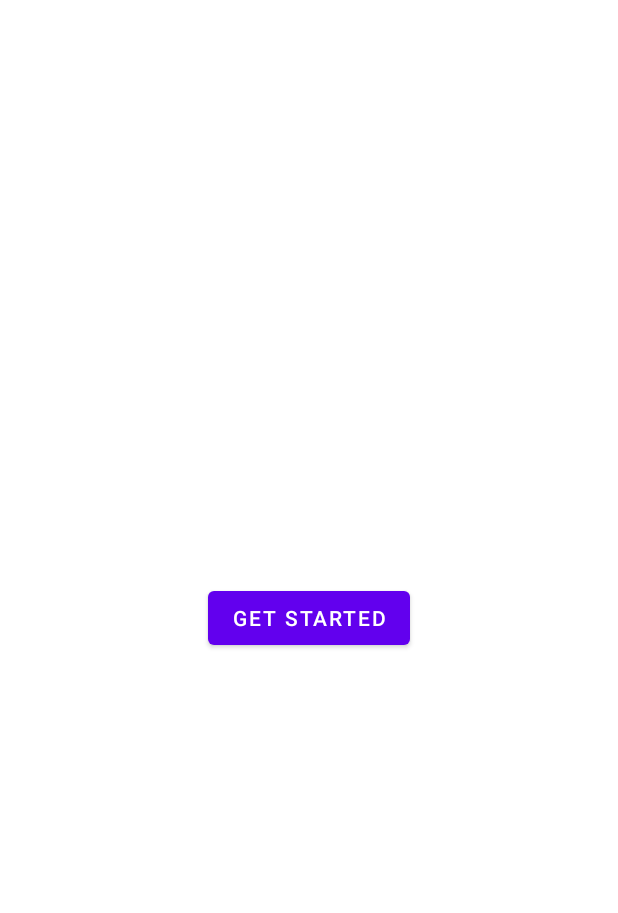
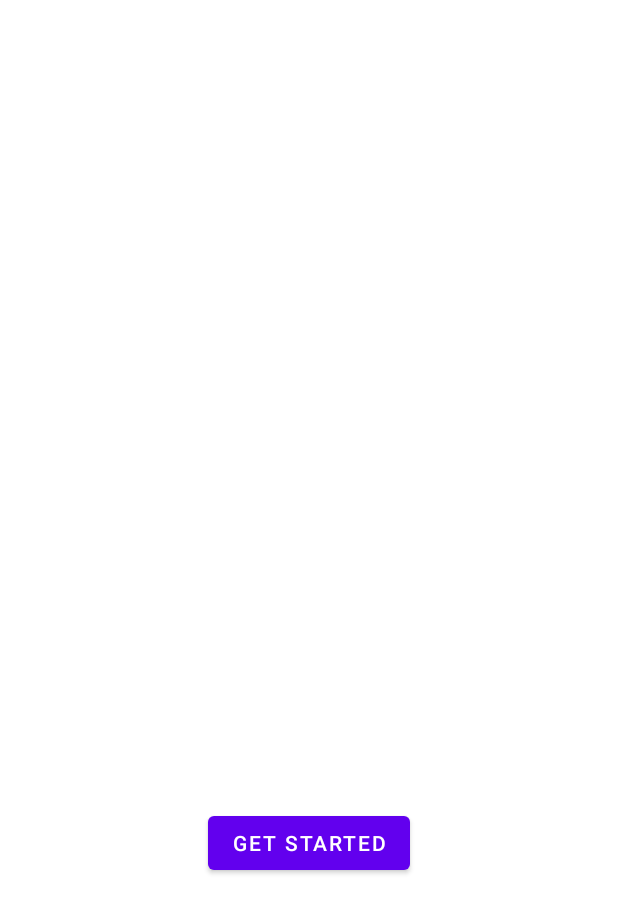
Before and after one commit to Van-illa03/clearanceproject, an Android app: the screen it shows after launch (FrontScreen), on a phone screen of 412 x 824 dp. Shown: the top 913 px of the screen. Run offline under Robolectric (Android 15) with nearby library versions, the light colour scheme and no system bars; Roboto replaces fonts that are not available here.

Commit message:
minor changes

```diff
--- a/app/src/main/java/cvsu/clearance/app/RegisterScreenAdmin.java
+++ b/app/src/main/java/cvsu/clearance/app/RegisterScreenAdmin.java
@@ -190,7 +190,7 @@ public class RegisterScreenAdmin extends AppCompatActivity {
 
                     else{
                         progressDialog.dismiss();
-                        Toast.makeText(RegisterScreenAdmin.this, "Registration Failed. Please try again later.", Toast.LENGTH_SHORT).show();
+                        Toast.makeText(RegisterScreenAdmin.this, "Registration Failed. Your CvSU email might be already in use.", Toast.LENGTH_SHORT).show();
 
                     }
                 }
@@ -206,7 +206,7 @@ public class RegisterScreenAdmin extends AppCompatActivity {
     private void ProceedToNextActivity() {
 
 
-        Intent intent= new Intent(RegisterScreenAdmin.this, AdminActivity.class);
+        Intent intent= new Intent(RegisterScreenAdmin.this,LoginScreen.class);
         intent.setFlags(Intent.FLAG_ACTIVITY_CLEAR_TASK|Intent.FLAG_ACTIVITY_NEW_TASK);
         startActivity(intent);
 
--- a/app/src/main/java/cvsu/clearance/app/RegisterScreenStaff.java
+++ b/app/src/main/java/cvsu/clearance/app/RegisterScreenStaff.java
@@ -166,6 +166,7 @@ public class RegisterScreenStaff extends AppCompatActivity {
                                 // Giving the user the role of staff
 
                                 userInfo.put("Role","Staff");
+                                userInfo.put("Verified","N");
 
 
                                 // Storing the information of user
@@ -191,7 +192,7 @@ public class RegisterScreenStaff extends AppCompatActivity {
 
                             else{
                                 progressDialog.dismiss();
-                                Toast.makeText(RegisterScreenStaff.this, "Registration Failed. Please try again later.", Toast.LENGTH_SHORT).show();
+                                Toast.makeText(RegisterScreenStaff.this, "Registration Failed. Your CvSU email might be already in use.", Toast.LENGTH_SHORT).show();
 
                             }
                         }
@@ -207,7 +208,7 @@ public class RegisterScreenStaff extends AppCompatActivity {
     private void ProceedToNextActivity() {
 
 
-            Intent intent= new Intent(RegisterScreenStaff.this, StaffActivity.class);
+            Intent intent= new Intent(RegisterScreenStaff.this, LoginScreen.class);
             intent.setFlags(Intent.FLAG_ACTIVITY_CLEAR_TASK|Intent.FLAG_ACTIVITY_NEW_TASK);
             startActivity(intent);
 
--- a/app/src/main/java/cvsu/clearance/app/RegisterScreenStudent.java
+++ b/app/src/main/java/cvsu/clearance/app/RegisterScreenStudent.java
@@ -188,7 +188,7 @@ public class RegisterScreenStudent extends AppCompatActivity {
 
                     else{
                         progressDialog.dismiss();
-                        Toast.makeText(RegisterScreenStudent.this, "Registration Failed. Please try again later.", Toast.LENGTH_SHORT).show();
+                        Toast.makeText(RegisterScreenStudent.this, "Registration Failed. Your CvSU email might be already in use.", Toast.LENGTH_SHORT).show();
 
                     }
                 }
@@ -199,7 +199,7 @@ public class RegisterScreenStudent extends AppCompatActivity {
     private void ProceedToNextActivity() {
 
 
-        Intent intent= new Intent(RegisterScreenStudent.this, StudentActivity.class);
+        Intent intent= new Intent(RegisterScreenStudent.this, LoginScreen.class);
         intent.setFlags(Intent.FLAG_ACTIVITY_CLEAR_TASK|Intent.FLAG_ACTIVITY_NEW_TASK);
         startActivity(intent);
 
--- a/app/src/main/res/layout/activity_front_screen.xml
+++ b/app/src/main/res/layout/activity_front_screen.xml
@@ -11,12 +11,11 @@
         android:id="@+id/buttonStart"
         android:layout_width="wrap_content"
         android:layout_height="wrap_content"
+        android:layout_marginTop="300dp"
         android:text="Get Started"
+        app:layout_constraintBottom_toBottomOf="parent"
         app:layout_constraintEnd_toEndOf="parent"
-        app:layout_constraintBottom_toBottomOf="parent"
         app:layout_constraintStart_toStartOf="parent"
-        app:layout_constraintTop_toTopOf="parent"
-        tools:layout_editor_absoluteX="138dp"
-        tools:layout_editor_absoluteY="280dp" />
+        app:layout_constraintTop_toTopOf="parent" />
 
 </androidx.constraintlayout.widget.ConstraintLayout>
```
